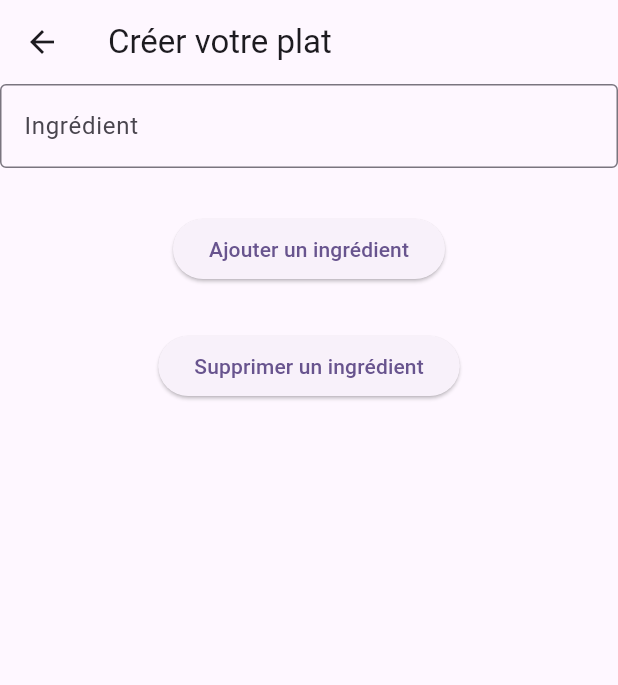
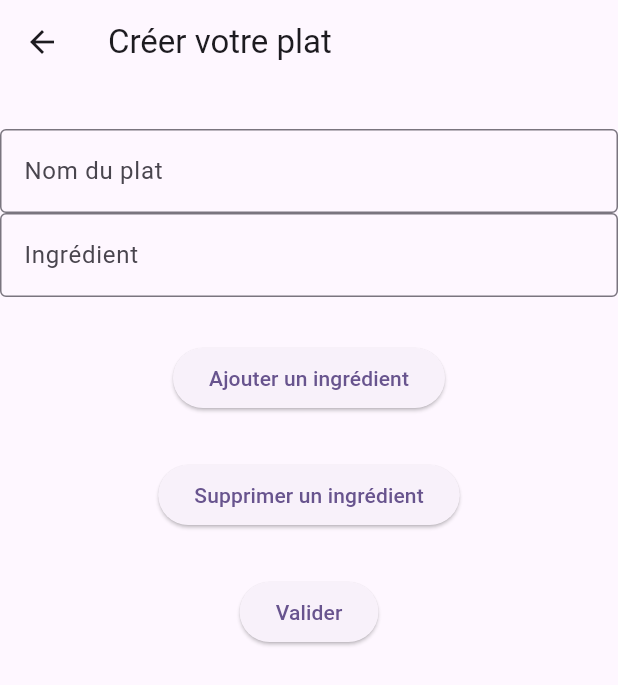
Before and after one commit to EmilienRY/co2score, a Flutter app: the pageCreation screen opened directly, after a tap on "Ajouter un ingrédient", on a phone screen of 412 x 824 dp. Shown: the top 685 px of the screen. Run offline on Flutter 3.47's test engine with Material 3 defaults, Android fonts, the phone set to English and light mode, and no system bars; our stand-ins replace csv; missing offline and left inert: qr_code_scanner.

Commit message:
Fin des fonctions pour ajouter et supprimer des ingrédients dans CreationPlat

```diff
--- a/lib/CreationPlat.dart
+++ b/lib/CreationPlat.dart
@@ -2,34 +2,30 @@ import 'package:flutter/material.dart';
 import 'menu.dart';
 
 
-class pageCreation extends StatelessWidget {   //page avec la liste des plats
+class pageCreation extends StatefulWidget {
   @override
+  _MyPageState createState() => _MyPageState();
+}
 
+class _MyPageState extends State<pageCreation> {
     final  TextField ingredient=TextField(
-    obscureText: true,
     decoration: InputDecoration(
       border: OutlineInputBorder(),
       labelText: 'Ingrédient',
     ),
   );
-  final List <TextField> ListIngredient =[TextField(
-  obscureText: true,
-  decoration: InputDecoration(
-  border: OutlineInputBorder(),
-  labelText: 'Ingrédient',
-  ),
-  ),];
+  final List <TextField> ListIngredient=[];
   Widget build(BuildContext context) {
     void _ajoutIngredient(){
-      ListIngredient.add(ingredient);
-      print(ListIngredient);
-      Navigator.pushReplacement(
-        context,
-        MaterialPageRoute(builder: (context) => pageCreation()), // Passe à la page avec la liste de tous les plats
-      );
+      setState(() {
+        ListIngredient.add(ingredient);
+        const SizedBox(height: 10);
+      });
       }
       void _supIngredient(){
-      ListIngredient.remove(ListIngredient.last);
+      setState(() {
+        ListIngredient.remove(ListIngredient.last);
+      });
       }
 
     return Scaffold(
@@ -39,6 +35,16 @@ class pageCreation extends StatelessWidget {   //page avec la liste des plats
       body: Center(
       child:Column(
       children: [
+        Column(children: [
+          const SizedBox(height: 30),
+        TextField(
+        //obscureText: true,        pour mettre en mode mot de passe
+        decoration: InputDecoration(
+          border: OutlineInputBorder(),
+          labelText: 'Nom du plat',
+        ),
+      ),],
+      ),
       Column(children: ListIngredient),
       Column(
         children: [
@@ -56,6 +62,12 @@ class pageCreation extends StatelessWidget {   //page avec la liste des plats
         },
         child: const Text('Supprimer un ingrédient'),
       ),
+          const SizedBox(height: 30),
+          ElevatedButton(
+            onPressed: () {
+            },
+            child: const Text('Valider'),
+          ),
       ],
       ),
       ],),),);
```
